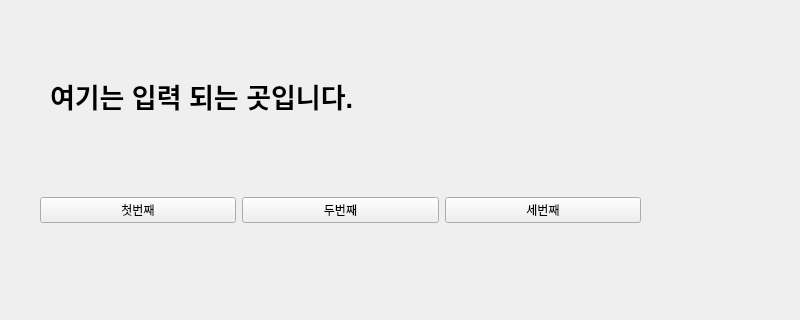
Qt form DemoForm2.ui (multicampus260323/python260324) before a commit; both pictures show x 0 to 800 and y 0 to 320 of the 800 by 600 pixel window.
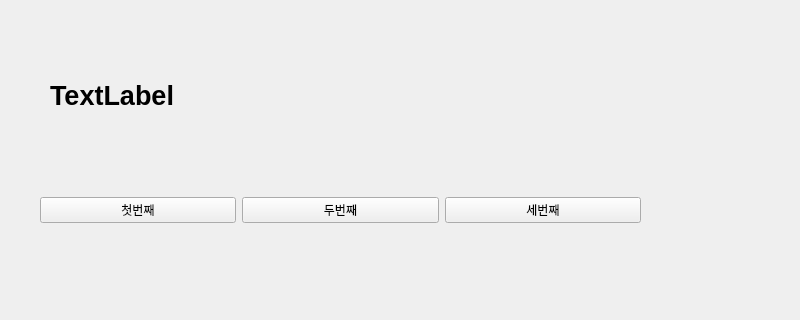
The same form after that commit.

Patch:
```diff
--- a/DemoForm2.ui
+++ b/DemoForm2.ui
@@ -62,8 +62,11 @@
       <bold>true</bold>
      </font>
     </property>
+    <property name="frameShape">
+     <enum>QFrame::Shape::NoFrame</enum>
+    </property>
     <property name="text">
-     <string>여기는 입력 되는 곳입니다.</string>
+     <string>TextLabel</string>
     </property>
    </widget>
   </widget>
```
